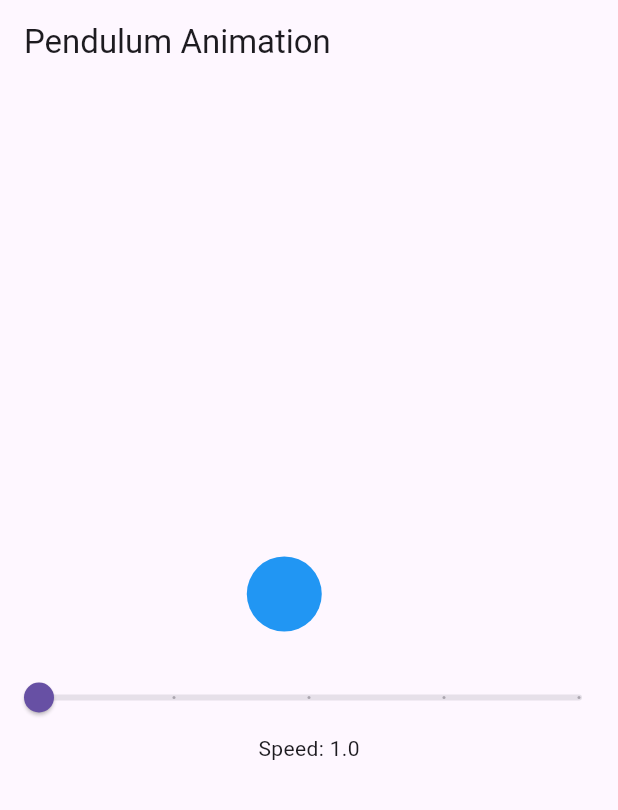
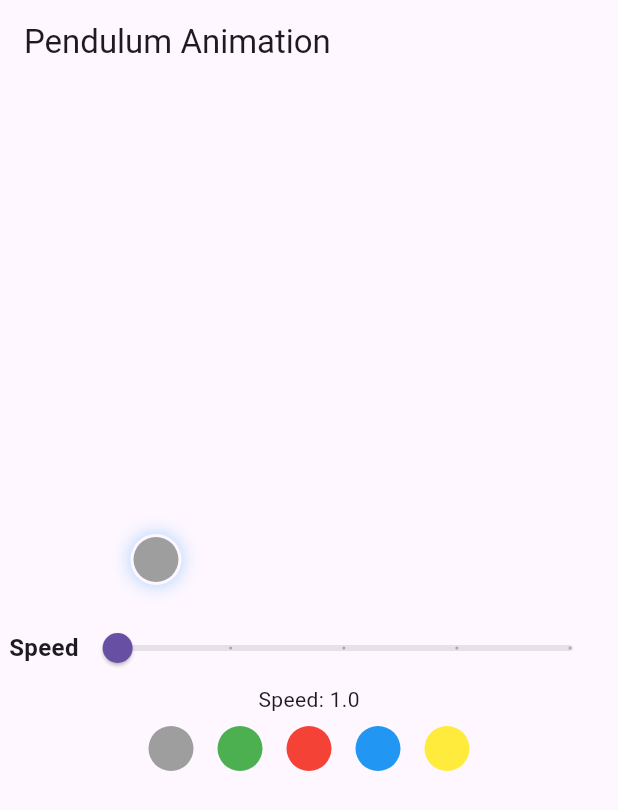
Before and after one commit to maan78612/EMDR-Animation, a Flutter app: the screen it shows after launch, on a phone screen of 412 x 824 dp. Shown: the top 810 px of the screen. Run offline on Flutter 3.47's test engine with Material 3 defaults, Android fonts, the phone set to English and light mode, and no system bars.

Commit message:
animation

```diff
--- a/lib/main.dart
+++ b/lib/main.dart
@@ -1,35 +1,40 @@
 import 'package:flutter/material.dart';
 
 void main() {
-  runApp(PendulumApp());
+  runApp(const PendulumApp());
 }
 
 class PendulumApp extends StatelessWidget {
+  const PendulumApp({super.key});
+
   @override
   Widget build(BuildContext context) {
-    return MaterialApp(
+    return const MaterialApp(
       home: PendulumAnimation(),
     );
   }
 }
 
 class PendulumAnimation extends StatefulWidget {
+  const PendulumAnimation({super.key});
+
   @override
-  _PendulumAnimationState createState() => _PendulumAnimationState();
+  State<StatefulWidget> createState() => _PendulumAnimationState();
 }
 
 class _PendulumAnimationState extends State<PendulumAnimation>
     with SingleTickerProviderStateMixin {
   late AnimationController _controller;
   late Animation<double> _animation;
-  double _speed = 1.0;
+  double _speed = 1;
+  BallColor _ballColor = BallColor.grey;
 
   @override
   void initState() {
     super.initState();
     _controller = AnimationController(
       vsync: this,
-      duration: Duration(seconds: 5 ~/ _speed),
+      duration: Duration(milliseconds: 5000 ~/ (_speed * 4)),
     )..repeat(reverse: true);
     _animation = Tween<double>(begin: -1, end: 1).animate(_controller);
   }
@@ -43,18 +48,39 @@ class _PendulumAnimationState extends State<PendulumAnimation>
   void _setSpeed(double value) {
     setState(() {
       _speed = value;
-      _controller.duration = Duration(seconds: (5 ~/ _speed).toInt());
+      _controller.duration =
+          Duration(milliseconds: (5000 ~/ (_speed * 4)).toInt());
       _controller.stop();
       _controller.repeat(reverse: true);
     });
   }
 
+  void _setBallColor(BallColor color) {
+    setState(() {
+      _ballColor = color;
+    });
+  }
+
+  Color getColor(BallColor color) {
+    switch (color) {
+      case BallColor.grey:
+        return Colors.grey;
+      case BallColor.green:
+        return Colors.green;
+      case BallColor.red:
+        return Colors.red;
+      case BallColor.blue:
+        return Colors.blue;
+      case BallColor.yellow:
+        return Colors.yellow;
+    }
+  }
 
   @override
   Widget build(BuildContext context) {
     return Scaffold(
       appBar: AppBar(
-        title: Text('Pendulum Animation'),
+        title: const Text('Pendulum Animation'),
       ),
       body: Column(
         mainAxisAlignment: MainAxisAlignment.center,
@@ -65,32 +91,77 @@ class _PendulumAnimationState extends State<PendulumAnimation>
               builder: (context, child) {
                 return Transform.translate(
                   offset: Offset(
-                    MediaQuery.of(context).size.width / 3 * _animation.value,
+                    MediaQuery.of(context).size.width / 2.1 * _animation.value,
                     0,
                   ),
                   child: Container(
-                    width: 50,
-                    height: 50,
+                    width: 30,
+                    height: 30,
                     decoration: BoxDecoration(
-                      color: Colors.blue,
+                        color: getColor(_ballColor),
                         shape: BoxShape.circle,
-                    ),
+                        boxShadow: [
+                          BoxShadow(
+                              color: Colors.blue.withOpacity(0.4),
+                              // Adjust opacity as needed
+                              blurRadius: 10,
+                              spreadRadius: 2,
+                              blurStyle: BlurStyle.outer),
+                        ]),
                   ),
                 );
               },
             ),
           ),
-          SizedBox(height: 20),
-          Slider(
+          const SizedBox(height: 20),
+          ConstrainedBox(
+            constraints: const BoxConstraints(maxWidth: 400),
+            child: Row(
+              children: [
+                const Text(
+                  "Speed",
+                  style: TextStyle(fontSize: 16, fontWeight: FontWeight.bold),
+                ),
+                Expanded(
+                  child: Slider(
                     value: _speed,
                     min: 1,
                     max: 5,
                     divisions: 4,
                     onChanged: _setSpeed,
                   ),
+                ),
+              ],
+            ),
+          ),
+
+
           Text('Speed: $_speed'),
+          Row(
+            mainAxisAlignment: MainAxisAlignment.center,
+            children: BallColor.values
+                .map((color) => GestureDetector(
+                      onTap: () {
+                        _setBallColor(color);
+                      },
+                      child: Padding(
+                        padding: const EdgeInsets.all(8.0),
+                        child: Container(
+                          width: 30,
+                          height: 30,
+                          decoration: BoxDecoration(
+                            color: getColor(color),
+                            shape: BoxShape.circle,
+                          ),
+                        ),
+                      ),
+                    ))
+                .toList(),
+          ),
         ],
       ),
     );
   }
 }
+
+enum BallColor { grey, green, red, blue, yellow }
```
Also changed, not shown: 1 other file. Lines whose indentation alone changed are shown as unchanged.
